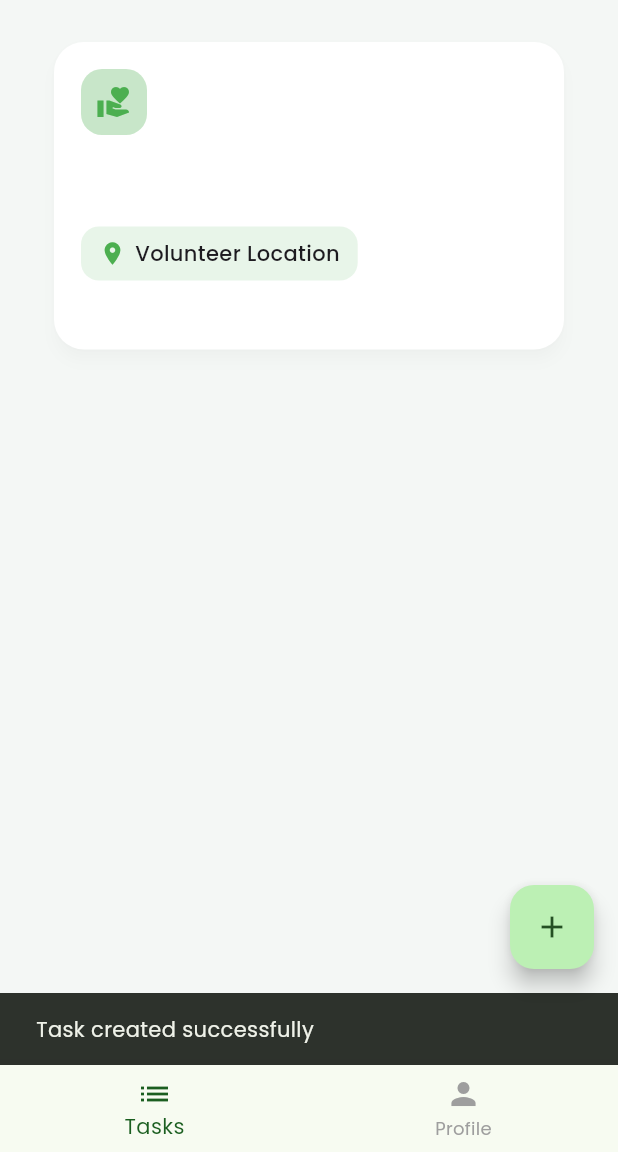
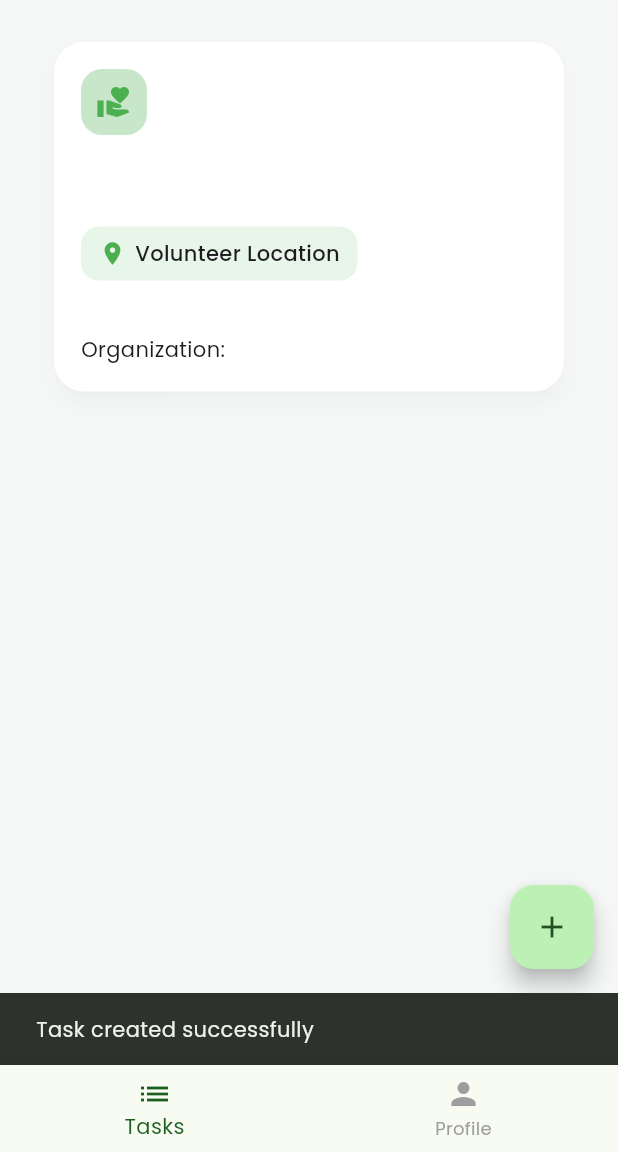
Before and after one commit to Malikabdullah2004/233301112_AbdullahZaheer_Flutter_YardimLink, a Flutter app: the CreateTaskScreen screen opened directly, after a tap on "Create Task", on a phone screen of 412 x 824 dp, the part 84-1236 px from its top. Run offline on Flutter 3.47's test engine with Material 3 defaults, Android fonts, the phone set to English and light mode, and no system bars; our stand-ins replace cloud_firestore, firebase_auth, firebase_core, google_fonts; accounts and stored records are empty.

Commit message:
Showing the organization and volunteer details to each other

```diff
--- a/lib/models/task_model.dart
+++ b/lib/models/task_model.dart
@@ -7,6 +7,7 @@ class TaskModel {
   final String city;
   final String createdBy;
   final Timestamp createdAt;
+  final String organizationName;
 
   TaskModel({
     required this.id,
@@ -15,6 +16,7 @@ class TaskModel {
     required this.city,
     required this.createdBy,
     required this.createdAt,
+    required this.organizationName,
   });
 
   factory TaskModel.fromMap(String id, Map<String, dynamic> data) {
@@ -25,6 +27,7 @@ class TaskModel {
       city: data['city'] ?? '',
       createdBy: data['createdBy'] ?? '',
       createdAt: data['createdAt'],
+      organizationName: data['organizationName'] ?? '',
     );
   }
 
--- a/lib/services/task_service.dart
+++ b/lib/services/task_service.dart
@@ -6,7 +6,6 @@ import 'log_service.dart';
 
 class TaskService {
   final FirebaseFirestore _firestore = FirebaseFirestore.instance;
-  final FirebaseAuth _auth = FirebaseAuth.instance;
 
   // CREATE TASK
 
@@ -16,12 +15,24 @@ class TaskService {
     required String city,
   }) async {
     try {
+      DocumentSnapshot userDoc = await _firestore
+          .collection('users')
+          .doc(FirebaseAuth.instance.currentUser!.uid)
+          .get();
+
+      String organizationName = userDoc['name'];
+
       await _firestore.collection('tasks').add({
         'title': title,
+
         'description': description,
+
         'city': city,
+
         'createdAt': Timestamp.now(),
-        'createdBy': _auth.currentUser!.uid,
+
+        'createdBy': FirebaseAuth.instance.currentUser!.uid,
+        'organizationName': organizationName,
       });
 
       await LogService().addLog('Created task: $title');
@@ -97,12 +108,11 @@ class TaskService {
   }
 
   Stream<List<TaskModel>> getOrganizationTasks() {
-    String userId = _auth.currentUser!.uid;
+    final currentUserId = FirebaseAuth.instance.currentUser!.uid;
 
     return _firestore
         .collection('tasks')
-        .where('createdBy', isEqualTo: userId)
-        .orderBy('createdAt', descending: true)
+        .where('createdBy', isEqualTo: currentUserId)
         .snapshots()
         .map((snapshot) {
           return snapshot.docs.map((doc) {
--- a/lib/widgets/task_card.dart
+++ b/lib/widgets/task_card.dart
@@ -121,6 +121,12 @@ class TaskCard extends StatelessWidget {
                     fontWeight: FontWeight.w500,
                   ),
                 ),
+
+                const SizedBox(height: 8),
+
+Text(
+  'Organization: ${task.organizationName}',
+),
               ],
             ),
           ),
```
Also changed, not shown: lib/screens/organization/task_applications_screen.dart (+12 -0 lines), lib/services/application_service.dart (+21 -0 lines).
